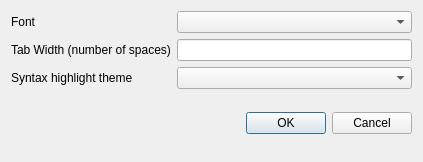
The window that gui/ui/fileViewSettingsDialog.ui (ruben2020/codequery) describes before a commit, drawn with Qt 5.
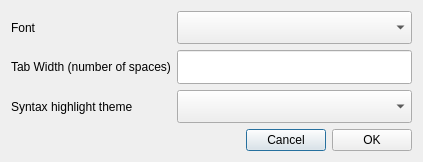
The same window after the commit.

The edit to the form file:
```diff
--- a/gui/ui/fileViewSettingsDialog.ui
+++ b/gui/ui/fileViewSettingsDialog.ui
@@ -93,20 +93,47 @@
       </layout>
      </item>
      <item>
-      <widget class="QDialogButtonBox" name="buttonBox">
-       <property name="sizePolicy">
-        <sizepolicy hsizetype="Expanding" vsizetype="Minimum">
-         <horstretch>0</horstretch>
-         <verstretch>0</verstretch>
-        </sizepolicy>
-       </property>
-       <property name="orientation">
-        <enum>Qt::Horizontal</enum>
-       </property>
-       <property name="standardButtons">
-        <set>QDialogButtonBox::Cancel|QDialogButtonBox::Ok</set>
-       </property>
-      </widget>
+      <layout class="QHBoxLayout" name="horizontalLayout_2">
+       <item>
+        <spacer name="horizontalSpacer">
+         <property name="orientation">
+          <enum>Qt::Horizontal</enum>
+         </property>
+         <property name="sizeHint" stdset="0">
+          <size>
+           <width>40</width>
+           <height>20</height>
+          </size>
+         </property>
+        </spacer>
+       </item>
+       <item>
+        <widget class="QPushButton" name="pushButtonCancel">
+         <property name="sizePolicy">
+          <sizepolicy hsizetype="Fixed" vsizetype="Fixed">
+           <horstretch>0</horstretch>
+           <verstretch>0</verstretch>
+          </sizepolicy>
+         </property>
+         <property name="text">
+          <string>Cancel</string>
+         </property>
+        </widget>
+       </item>
+       <item>
+        <widget class="QPushButton" name="pushButtonOK">
+         <property name="sizePolicy">
+          <sizepolicy hsizetype="Fixed" vsizetype="Fixed">
+           <horstretch>0</horstretch>
+           <verstretch>0</verstretch>
+          </sizepolicy>
+         </property>
+         <property name="text">
+          <string>OK</string>
+         </property>
+        </widget>
+       </item>
+      </layout>
      </item>
     </layout>
    </item>
```
Left out of the diff: 36 changed lines with no effect on the pictures.
